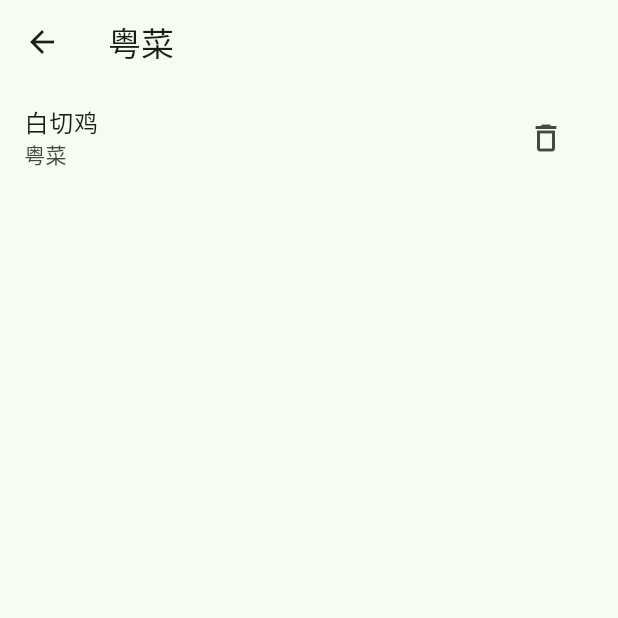
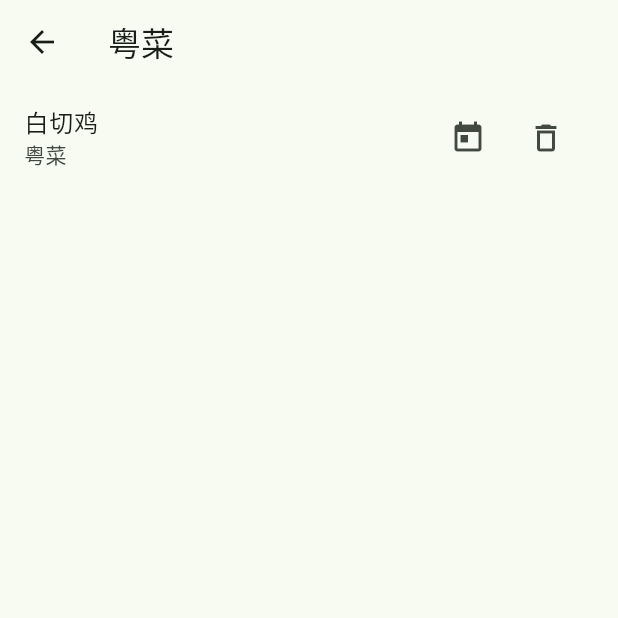
Before and after one commit to 450377560-design/buchouchi, a Flutter app: the screen it shows after launch, after a tap on "粤菜", on a phone screen of 412 x 824 dp, the top half of it. Run offline on Flutter 3.47's test engine with Material 3 defaults, Android fonts, the phone set to English and light mode, and no system bars; our stand-ins replace sqflite; accounts and stored records are empty.

Commit message:
Update recipe_list_page.dart

```diff
--- a/lib/pages/recipe_list_page.dart
+++ b/lib/pages/recipe_list_page.dart
@@ -6,7 +6,7 @@ import 'recipe_info_page.dart';
 import 'recipe_edit_page.dart';
 
 class RecipeListPage extends StatefulWidget {
-  final Cuisine cuisine; // 或 custom
+  final Cuisine cuisine;
   const RecipeListPage({super.key, required this.cuisine});
 
   @override
@@ -24,16 +24,12 @@ class _RecipeListPageState extends State<RecipeListPage> {
   }
 
   Future<List<Recipe>> _load() {
-    if (widget.cuisine == Cuisine.custom) {
-      return db.getCustomRecipes();
-    } else {
-      return db.getRecipesByCuisine(widget.cuisine);
-    }
+    return widget.cuisine == Cuisine.custom
+        ? db.getCustomRecipes()
+        : db.getRecipesByCuisine(widget.cuisine);
   }
 
-  Future<void> _refresh() async {
-    setState(() { _future = _load(); });
-  }
+  Future<void> _refresh() async => setState(() => _future = _load());
 
   @override
   Widget build(BuildContext context) {
@@ -43,13 +39,9 @@ class _RecipeListPageState extends State<RecipeListPage> {
       body: FutureBuilder<List<Recipe>>(
         future: _future,
         builder: (_, snap) {
-          if (!snap.hasData) {
-            return const Center(child: CircularProgressIndicator());
-          }
+          if (!snap.hasData) return const Center(child: CircularProgressIndicator());
           final list = snap.data!;
-          if (list.isEmpty) {
-            return const Center(child: Text('暂无菜谱'));
-          }
+          if (list.isEmpty) return const Center(child: Text('暂无菜谱'));
           return RefreshIndicator(
             onRefresh: _refresh,
             child: ListView.separated(
@@ -60,12 +52,27 @@ class _RecipeListPageState extends State<RecipeListPage> {
                 return ListTile(
                   title: Text(r.name),
                   subtitle: Text(r.cuisine.zh + (r.isCustom ? ' · 自定义' : '')),
-                  trailing: IconButton(
-                    icon: const Icon(Icons.delete_outline),
-                    onPressed: () async {
-                      await db.deleteRecipe(r.id!);
-                      _refresh();
-                    },
+                  trailing: Wrap(
+                    spacing: 4,
+                    children: [
+                      IconButton(
+                        tooltip: '加入/移除今日食谱',
+                        icon: const Icon(Icons.today),
+                        onPressed: () async {
+                          await db.toggleToday(r.id!);
+                          if (mounted) ScaffoldMessenger.of(context).showSnackBar(
+                            SnackBar(content: Text('已切换 ${r.name} 的“今日食谱”状态')),
+                          );
+                        },
+                      ),
+                      IconButton(
+                        icon: const Icon(Icons.delete_outline),
+                        onPressed: r.id == null ? null : () async {
+                          await db.deleteRecipe(r.id!);
+                          _refresh();
+                        },
+                      ),
+                    ],
                   ),
                   onTap: () {
                     Navigator.push(context, MaterialPageRoute(
```
